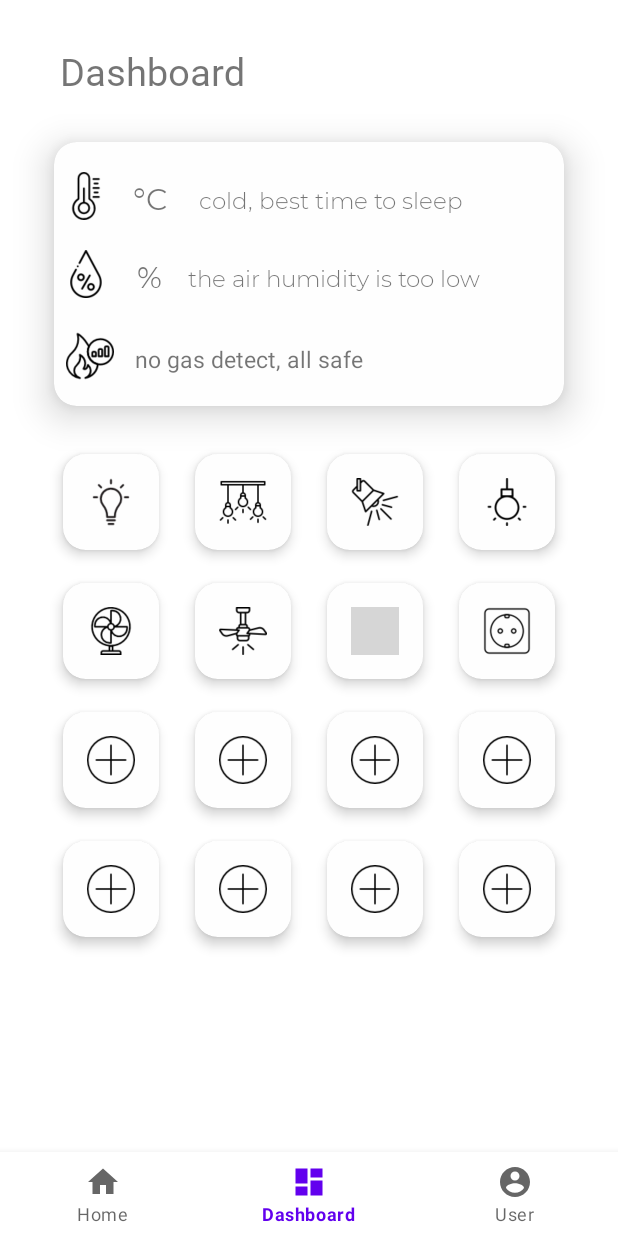
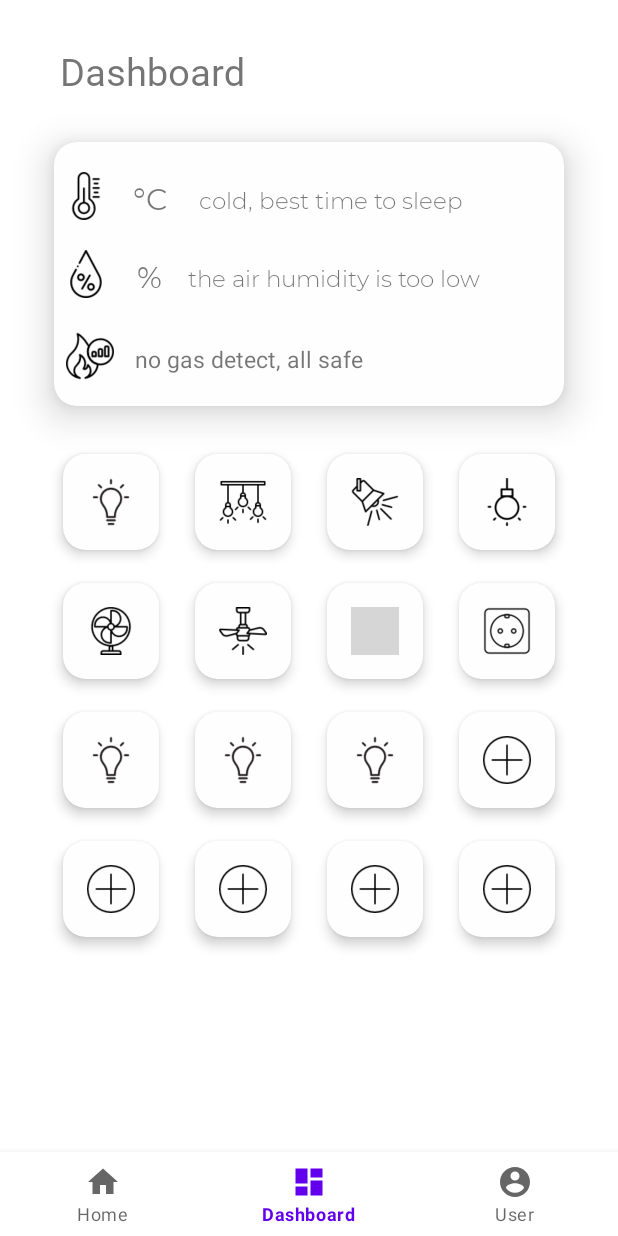
Before and after one commit to kietdh/Minimal, an Android app: the DashboardFragment screen opened through its navigation route, on a phone screen of 412 x 824 dp. Run offline under Robolectric (Android 15) with nearby library versions, the phone set to English and light mode, and no system bars; our stand-ins replace Firebase (no records; nobody signed in at launch, a user with empty details on screens opened directly), navigation-ui; libraries missing offline, so code that uses them is left out: com.loopj.android, cz.msebera.android; 43 statements that could not run were skipped; grey boxes are pictures that could not be loaded.

Commit message:
Fix bug.

```diff
--- a/app/src/main/AndroidManifest.xml
+++ b/app/src/main/AndroidManifest.xml
@@ -5,6 +5,7 @@
     <uses-permission android:name="android.permission.ACCESS_COARSE_LOCATION" />
     <uses-permission android:name="android.permission.INTERNET" />
     <uses-permission android:name="android.permission.ACCESS_FINE_LOCATION" />
+    <uses-permission android:name="android.permission.VIBRATE" />
 
     <application
         android:allowBackup="true"
@@ -13,7 +14,7 @@
         android:roundIcon="@mipmap/ic_launcher_round"
         android:supportsRtl="true"
         android:theme="@style/Theme.Minimal">
-        <activity android:name=".ChangePassword"></activity>
+        <activity android:name=".ChangePassword" />
         <activity
             android:name=".MainActivity"
             android:label="@string/app_name"
--- a/app/src/main/java/com/jaykit/minimal/MainActivity.java
+++ b/app/src/main/java/com/jaykit/minimal/MainActivity.java
@@ -1,47 +1,57 @@
 package com.jaykit.minimal;
 
-import android.app.AlertDialog;
-import android.content.DialogInterface;
+import android.app.NotificationChannel;
+import android.app.NotificationManager;
 import android.content.Intent;
-import android.content.pm.PackageManager;
+import android.graphics.Color;
+import android.media.RingtoneManager;
+import android.net.Uri;
+import android.os.Build;
 import android.os.Bundle;
+import android.util.Log;
 import android.view.Window;
 import android.view.WindowManager;
 
 import com.google.android.material.bottomnavigation.BottomNavigationView;
 import com.google.firebase.auth.FirebaseAuth;
-import com.jaykit.minimal.api.GPSTracker;
+import com.google.firebase.database.DataSnapshot;
+import com.google.firebase.database.DatabaseError;
+import com.google.firebase.database.DatabaseReference;
+import com.google.firebase.database.FirebaseDatabase;
+import com.google.firebase.database.ValueEventListener;
+import com.jaykit.minimal.ui.dashboard.DashboardViewModel;
+
 
 import androidx.annotation.NonNull;
 import androidx.appcompat.app.AppCompatActivity;
+import androidx.core.app.NotificationCompat;
+import androidx.core.app.NotificationManagerCompat;
 import androidx.navigation.NavController;
 import androidx.navigation.Navigation;
 import androidx.navigation.ui.NavigationUI;
 
 import org.jetbrains.annotations.NotNull;
 
-import java.util.ArrayList;
-
-import static android.Manifest.permission.ACCESS_COARSE_LOCATION;
-import static android.Manifest.permission.ACCESS_FINE_LOCATION;
-
+import java.util.Objects;
 
 public class MainActivity extends AppCompatActivity {
 
-    private ArrayList<Object> permissionToRequest;
-    private final ArrayList<String> permissionRejected = new ArrayList<>();
-    private final ArrayList<String> permissions = new ArrayList<>();
+    private DashboardViewModel dashboardViewModel;
 
-    private final static int ALL_PERMISSIONS_RESULT = 101;
-
-    GPSTracker gps;
-
-    protected double latitude;
-    protected double longitude;
+    private static final String CHANNEL_ID = "01";
+    private static final String HOME_CHILD = "Home";
+    private static final String MAC_CHILD = "24:62:AB:F9:22:0C";
+    private static final String SENSOR_CHILD = "Sensor";
+    int fire = 0;
 
     @Override
     protected void onCreate(Bundle savedInstanceState) {
         super.onCreate(savedInstanceState);
+
+        FirebaseDatabase mDatabase = FirebaseDatabase.getInstance();
+        DatabaseReference mRootReference = mDatabase.getReference();
+        DatabaseReference mSensorReference = mRootReference.child(HOME_CHILD).child(MAC_CHILD).child(SENSOR_CHILD);
+
         FirebaseAuth mAuth = FirebaseAuth.getInstance();
 
         if ( mAuth.getCurrentUser() == null ) {
@@ -59,5 +69,57 @@ public class MainActivity extends AppCompatActivity {
             //NavigationUI.setupActionBarWithNavController(this, navController, appBarConfiguration);
             NavigationUI.setupWithNavController(navView, navController);
         }
+
+        mSensorReference.addValueEventListener(new ValueEventListener() {
+            @Override
+            public void onDataChange(@NonNull @NotNull DataSnapshot snapshot) {
+                String fire_index = Objects.requireNonNull(snapshot.child("fire").getValue()).toString();
+
+                fire = Integer.parseInt(fire_index);
+
+                if ( fire == 1 ) {
+                    createNotificationChannel();
+                    String message = "SOS, FIRE detected.";
+                    NotificationCompat.Builder builder = new NotificationCompat.Builder(MainActivity.this, CHANNEL_ID)
+                            .setSmallIcon(R.drawable.ic_launcher_background)
+                            .setContentTitle("Minimal")
+                            .setContentText(message)
+                            .setPriority(NotificationCompat.PRIORITY_DEFAULT);
+                    //Vibration
+                    builder.setVibrate(new long[] { 1000, 1000, 1000, 1000, 1000 });
+                    //LED
+                    builder.setLights(Color.RED, 3000, 3000);
+                    //Ton
+                    //builder.setSound(Uri.parse("uri://sadfasdfasdf.mp3"));
+
+                    Uri alarmSound = RingtoneManager.getDefaultUri(RingtoneManager.TYPE_RINGTONE);
+                    builder.setSound(alarmSound);
+                    NotificationManagerCompat notificationManager = NotificationManagerCompat.from(MainActivity.this);
+
+                    // notificationId is a unique int for each notification that you must define
+                    notificationManager.notify(1, builder.build());
+                }
+            }
+
+            @Override
+            public void onCancelled(@NonNull @NotNull DatabaseError error) {
+                Log.d("Minimal: ", error.getMessage());
+            }
+        });
+    }
+    private void createNotificationChannel() {
+
+        // Create the NotificationChannel, but only on API 26+ because
+        // the NotificationChannel class is new and not in the support library
+        if (Build.VERSION.SDK_INT >= Build.VERSION_CODES.O) {
+            String description = "test notification";
+            int importance = NotificationManager.IMPORTANCE_DEFAULT;
+            NotificationChannel channel = new NotificationChannel(CHANNEL_ID, CHANNEL_ID, importance);
+            channel.setDescription(description);
+            // Register the channel with the system; you can't change the importance
+            // or other notification behaviors after this
+            NotificationManager notificationManager = getSystemService(NotificationManager.class);
+            notificationManager.createNotificationChannel(channel);
+        }
     }
 }
--- a/app/src/main/java/com/jaykit/minimal/SignUpActivity.java
+++ b/app/src/main/java/com/jaykit/minimal/SignUpActivity.java
@@ -15,7 +15,6 @@ import android.widget.Toast;
 
 import com.google.android.gms.tasks.OnCompleteListener;
 import com.google.android.gms.tasks.Task;
-import com.google.firebase.auth.AuthResult;
 import com.google.firebase.auth.FirebaseAuth;
 import com.google.firebase.auth.FirebaseUser;
 import com.google.firebase.database.FirebaseDatabase;
--- a/app/src/main/java/com/jaykit/minimal/ui/dashboard/DashboardFragment.java
+++ b/app/src/main/java/com/jaykit/minimal/ui/dashboard/DashboardFragment.java
@@ -423,9 +423,4 @@ public class DashboardFragment extends Fragment  implements View.OnClickListener
                 btnDevice_16.setCardBackgroundColor(getActivity().getResources().getColor(R.color.light_card));
         }
     }
-
-    @Override
-    public void onResume() {
-        super.onResume();
-    }
 }
--- a/app/src/main/res/layout/fragment_dashboard.xml
+++ b/app/src/main/res/layout/fragment_dashboard.xml
@@ -18,7 +18,7 @@
         app:layout_constraintStart_toStartOf="parent"
         app:layout_constraintTop_toTopOf="parent" />
 
-    <!-- Sensors widget -->>
+    <!-- Sensors widget -->
 
     <com.google.android.material.card.MaterialCardView
         android:id="@+id/materialCardView3"
@@ -363,7 +363,7 @@
                 <ImageView
                     android:layout_width="32dp"
                     android:layout_height="32dp"
-                    android:src="@drawable/add"
+                    android:src="@drawable/light_bulb"
                     android:layout_margin="16dp"/>
 
             </com.google.android.material.card.MaterialCardView>
@@ -385,7 +385,7 @@
                 <ImageView
                     android:layout_width="32dp"
                     android:layout_height="32dp"
-                    android:src="@drawable/add"
+                    android:src="@drawable/light_bulb"
                     android:layout_margin="16dp"/>
 
             </com.google.android.material.card.MaterialCardView>
@@ -407,7 +407,7 @@
                 <ImageView
                     android:layout_width="32dp"
                     android:layout_height="32dp"
-                    android:src="@drawable/add"
+                    android:src="@drawable/light_bulb"
                     android:layout_margin="16dp"/>
 
             </com.google.android.material.card.MaterialCardView>
--- a/app/src/main/res/values/strings.xml
+++ b/app/src/main/res/values/strings.xml
@@ -8,7 +8,7 @@
     <!-- TODO: Remove or change this placeholder text -->
     <string name="hello_blank_fragment">Hello blank fragment</string>
     <string name="title_activity_login">LoginActivity</string>
-    <string name="sample">kk</string>
+    <string name="sample"> </string>
     <string name="darksky">Powered by Dark Sky</string>
     <string name="changepwd">Change Password</string>
     <string name="title_location_permission">Allow location permission?</string>
```
Also changed, not shown: app/src/main/res/mipmap-hdpi/ic_launcher.png, app/src/main/res/mipmap-mdpi/ic_launcher.png, app/src/main/res/mipmap-xhdpi/ic_launcher.png, app/src/main/res/mipmap-xxhdpi/ic_launcher.png, app/src/main/res/mipmap-xxxhdpi/ic_launcher.png.
